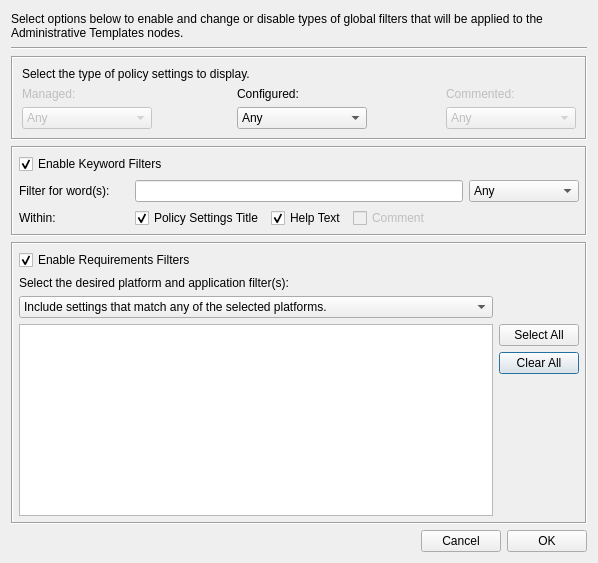
Above: src/plugins/administrative_templates/ui/templatefilterdialog.ui from august-alt/gpui before the change. Below: the same form after it.
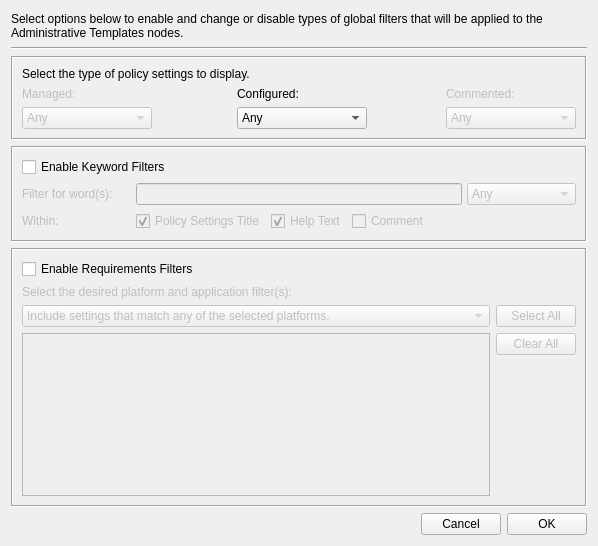
That is the form after the change.

Commit message: feat: add translation for filters

What changed in the file:
```diff
--- a/src/plugins/administrative_templates/ui/templatefilterdialog.ui
+++ b/src/plugins/administrative_templates/ui/templatefilterdialog.ui
@@ -10,6 +10,24 @@
     <height>546</height>
    </rect>
   </property>
+  <property name="sizePolicy">
+   <sizepolicy hsizetype="Fixed" vsizetype="Fixed">
+    <horstretch>0</horstretch>
+    <verstretch>0</verstretch>
+   </sizepolicy>
+  </property>
+  <property name="minimumSize">
+   <size>
+    <width>598</width>
+    <height>546</height>
+   </size>
+  </property>
+  <property name="maximumSize">
+   <size>
+    <width>598</width>
+    <height>546</height>
+   </size>
+  </property>
   <property name="windowTitle">
    <string>Template Filters Dialog</string>
   </property>
@@ -210,6 +228,131 @@
      </layout>
     </widget>
    </item>
+   <item row="4" column="0" colspan="3">
+    <widget class="QFrame" name="requireFrame">
+     <property name="frameShape">
+      <enum>QFrame::Box</enum>
+     </property>
+     <property name="frameShadow">
+      <enum>QFrame::Sunken</enum>
+     </property>
+     <layout class="QGridLayout" name="gridLayout_6">
+      <item row="0" column="0">
+       <widget class="QCheckBox" name="platformCheckBox">
+        <property name="text">
+         <string>Enable Requirements Filters</string>
+        </property>
+        <property name="checked">
+         <bool>false</bool>
+        </property>
+       </widget>
+      </item>
+      <item row="1" column="0">
+       <widget class="QFrame" name="requireGroup">
+        <property name="enabled">
+         <bool>false</bool>
+        </property>
+        <property name="frameShape">
+         <enum>QFrame::NoFrame</enum>
+        </property>
+        <property name="frameShadow">
+         <enum>QFrame::Plain</enum>
+        </property>
+        <layout class="QGridLayout" name="gridLayout_3">
+         <property name="leftMargin">
+          <number>0</number>
+         </property>
+         <property name="topMargin">
+          <number>0</number>
+         </property>
+         <property name="rightMargin">
+          <number>0</number>
+         </property>
+         <property name="bottomMargin">
+          <number>0</number>
+         </property>
+         <item row="2" column="0" rowspan="3">
+          <widget class="QTreeView" name="platformTreeView">
+           <property name="sizePolicy">
+            <sizepolicy hsizetype="Expanding" vsizetype="MinimumExpanding">
+             <horstretch>0</horstretch>
+             <verstretch>0</verstretch>
+            </sizepolicy>
+           </property>
+           <attribute name="headerVisible">
+            <bool>false</bool>
+           </attribute>
+          </widget>
+         </item>
+         <item row="0" column="0">
+          <widget class="QLabel" name="platformLabel">
+           <property name="sizePolicy">
+            <sizepolicy hsizetype="Preferred" vsizetype="Fixed">
+             <horstretch>0</horstretch>
+             <verstretch>0</verstretch>
+            </sizepolicy>
+           </property>
+           <property name="text">
+            <string>Select the desired platform and application filter(s):</string>
+           </property>
+           <property name="buddy">
+            <cstring>platformComboBox</cstring>
+           </property>
+          </widget>
+         </item>
+         <item row="1" column="0">
+          <widget class="QComboBox" name="platformComboBox">
+           <property name="editable">
+            <bool>false</bool>
+           </property>
+           <item>
+            <property name="text">
+             <string>Include settings that match any of the selected platforms.</string>
+            </property>
+           </item>
+           <item>
+            <property name="text">
+             <string>Include settings that match all of the selected platforms.</string>
+            </property>
+           </item>
+          </widget>
+         </item>
+         <item row="1" column="1">
+          <widget class="QPushButton" name="selectPushButton">
+           <property name="text">
+            <string>Select All</string>
+           </property>
+          </widget>
+         </item>
+         <item row="2" column="1">
+          <widget class="QPushButton" name="clearPushButton">
+           <property name="text">
+            <string>Clear All</string>
+           </property>
+          </widget>
+         </item>
+        </layout>
+       </widget>
+      </item>
+     </layout>
+     <zorder>requireGroup</zorder>
+     <zorder>platformCheckBox</zorder>
+    </widget>
+   </item>
+   <item row="1" column="0" colspan="3">
+    <widget class="Line" name="line">
+     <property name="orientation">
+      <enum>Qt::Horizontal</enum>
+     </property>
+    </widget>
+   </item>
+   <item row="5" column="1">
+    <widget class="QPushButton" name="cancelPushButton">
+     <property name="text">
+      <string>Cancel</string>
+     </property>
+    </widget>
+   </item>
    <item row="3" column="0" colspan="3">
     <widget class="QFrame" name="kwordFrame">
      <property name="frameShape">
@@ -218,129 +361,147 @@
      <property name="frameShadow">
       <enum>QFrame::Sunken</enum>
      </property>
-     <layout class="QGridLayout" name="gridLayout_2">
-      <property name="leftMargin">
-       <number>6</number>
-      </property>
-      <property name="topMargin">
-       <number>6</number>
-      </property>
-      <property name="rightMargin">
-       <number>6</number>
-      </property>
-      <property name="bottomMargin">
-       <number>6</number>
-      </property>
-      <item row="0" column="0" colspan="3">
+     <layout class="QGridLayout" name="gridLayout_5">
+      <item row="0" column="0">
        <widget class="QCheckBox" name="keywordCheckBox">
         <property name="text">
          <string>Enable Keyword Filters</string>
         </property>
         <property name="checked">
-         <bool>true</bool>
+         <bool>false</bool>
         </property>
        </widget>
       </item>
       <item row="1" column="0">
-       <widget class="QLabel" name="keywordLabel">
-        <property name="text">
-         <string>Filter for word(s):</string>
-        </property>
-        <property name="buddy">
-         <cstring>keywordLineEdit</cstring>
-        </property>
-       </widget>
-      </item>
-      <item row="1" column="1" colspan="3">
-       <widget class="QLineEdit" name="keywordLineEdit"/>
-      </item>
-      <item row="1" column="4">
-       <widget class="QComboBox" name="keywordComboBox">
-        <property name="editable">
-         <bool>false</bool>
-        </property>
-        <item>
-         <property name="text">
-          <string>Any</string>
-         </property>
-        </item>
-        <item>
-         <property name="text">
-          <string>Yes</string>
-         </property>
-        </item>
-        <item>
-         <property name="text">
-          <string>No</string>
-         </property>
-        </item>
-       </widget>
-      </item>
-      <item row="2" column="0">
-       <widget class="QLabel" name="withinLabel">
-        <property name="text">
-         <string>Within:</string>
-        </property>
-        <property name="buddy">
-         <cstring>titleCheckBox</cstring>
-        </property>
-       </widget>
-      </item>
-      <item row="2" column="1">
-       <widget class="QCheckBox" name="titleCheckBox">
-        <property name="sizePolicy">
-         <sizepolicy hsizetype="Maximum" vsizetype="Fixed">
-          <horstretch>0</horstretch>
-          <verstretch>0</verstretch>
-         </sizepolicy>
-        </property>
-        <property name="minimumSize">
-         <size>
-          <width>130</width>
-          <height>0</height>
-         </size>
-        </property>
-        <property name="maximumSize">
-         <size>
-          <width>130</width>
-          <height>16777215</height>
-         </size>
-        </property>
-        <property name="text">
-         <string>Policy Settings Title</string>
-        </property>
-        <property name="checked">
-         <bool>true</bool>
-        </property>
-       </widget>
-      </item>
-      <item row="2" column="2">
-       <widget class="QCheckBox" name="helpCheckBox">
-        <property name="sizePolicy">
-         <sizepolicy hsizetype="Fixed" vsizetype="Fixed">
-          <horstretch>0</horstretch>
-          <verstretch>0</verstretch>
-         </sizepolicy>
-        </property>
-        <property name="text">
-         <string>Help Text</string>
-        </property>
-        <property name="checked">
-         <bool>true</bool>
-        </property>
-       </widget>
-      </item>
-      <item row="2" column="3">
-       <widget class="QCheckBox" name="commentCheckBox">
+       <widget class="QFrame" name="keywordFrame">
         <property name="enabled">
          <bool>false</bool>
         </property>
-        <property name="text">
-         <string>Comment</string>
+        <property name="frameShape">
+         <enum>QFrame::NoFrame</enum>
         </property>
-        <property name="checked">
-         <bool>false</bool>
+        <property name="frameShadow">
+         <enum>QFrame::Plain</enum>
         </property>
+        <layout class="QGridLayout" name="gridLayout_2">
+         <property name="leftMargin">
+          <number>0</number>
+         </property>
+         <property name="topMargin">
+          <number>0</number>
+         </property>
+         <property name="rightMargin">
+          <number>0</number>
+         </property>
+         <property name="bottomMargin">
+          <number>0</number>
+         </property>
+         <property name="horizontalSpacing">
+          <number>5</number>
+         </property>
+         <item row="1" column="1">
+          <widget class="QCheckBox" name="titleCheckBox">
+           <property name="sizePolicy">
+            <sizepolicy hsizetype="Maximum" vsizetype="Fixed">
+             <horstretch>0</horstretch>
+             <verstretch>0</verstretch>
+            </sizepolicy>
+           </property>
+           <property name="minimumSize">
+            <size>
+             <width>130</width>
+             <height>0</height>
+            </size>
+           </property>
+           <property name="maximumSize">
+            <size>
+             <width>130</width>
+             <height>16777215</height>
+            </size>
+           </property>
+           <property name="text">
+            <string>Policy Settings Title</string>
+           </property>
+           <property name="checked">
+            <bool>true</bool>
+           </property>
+          </widget>
+         </item>
+         <item row="0" column="0">
+          <widget class="QLabel" name="keywordLabel">
+           <property name="text">
+            <string>Filter for word(s):</string>
+           </property>
+           <property name="buddy">
+            <cstring>keywordLineEdit</cstring>
+           </property>
+          </widget>
+         </item>
+         <item row="1" column="0">
+          <widget class="QLabel" name="withinLabel">
+           <property name="text">
+            <string>Within:</string>
+           </property>
+           <property name="buddy">
+            <cstring>titleCheckBox</cstring>
+           </property>
+          </widget>
+         </item>
+         <item row="0" column="4">
+          <widget class="QComboBox" name="keywordComboBox">
+           <property name="editable">
+            <bool>false</bool>
+           </property>
+           <item>
+            <property name="text">
+             <string>Any</string>
+            </property>
+           </item>
+           <item>
+            <property name="text">
+             <string>Yes</string>
+            </property>
+           </item>
+           <item>
+            <property name="text">
+             <string>No</string>
+            </property>
+           </item>
+          </widget>
+         </item>
+         <item row="1" column="3">
+          <widget class="QCheckBox" name="commentCheckBox">
+           <property name="enabled">
+            <bool>false</bool>
+           </property>
+           <property name="text">
+            <string>Comment</string>
+           </property>
+           <property name="checked">
+            <bool>false</bool>
+           </property>
+          </widget>
+         </item>
+         <item row="0" column="1" colspan="3">
+          <widget class="QLineEdit" name="keywordLineEdit"/>
+         </item>
+         <item row="1" column="2">
+          <widget class="QCheckBox" name="helpCheckBox">
+           <property name="sizePolicy">
+            <sizepolicy hsizetype="Fixed" vsizetype="Fixed">
+             <horstretch>0</horstretch>
+             <verstretch>0</verstretch>
+            </sizepolicy>
+           </property>
+           <property name="text">
+            <string>Help Text</string>
+           </property>
+           <property name="checked">
+            <bool>true</bool>
+           </property>
+          </widget>
+         </item>
+        </layout>
        </widget>
       </item>
      </layout>
@@ -387,120 +548,6 @@
      </property>
     </widget>
    </item>
-   <item row="4" column="0" colspan="3">
-    <widget class="QFrame" name="requireFrame">
-     <property name="frameShape">
-      <enum>QFrame::Box</enum>
-     </property>
-     <property name="frameShadow">
-      <enum>QFrame::Sunken</enum>
-     </property>
-     <layout class="QGridLayout" name="gridLayout_3">
-      <property name="leftMargin">
-       <number>6</number>
-      </property>
-      <property name="topMargin">
-       <number>6</number>
-      </property>
-      <property name="rightMargin">
-       <number>6</number>
-      </property>
-      <property name="bottomMargin">
-       <number>6</number>
-      </property>
-      <item row="0" column="0">
-       <widget class="QCheckBox" name="requireCheckBox">
-        <property name="text">
-         <string>Enable Requirements Filters</string>
-        </property>
-        <property name="checked">
-         <bool>true</bool>
-        </property>
-       </widget>
-      </item>
-      <item row="2" column="0">
-       <widget class="QComboBox" name="platformComboBox">
-        <property name="editable">
-         <bool>false</bool>
-        </property>
-        <item>
-         <property name="text">
-          <string>Include settings that match any of the selected platforms.</string>
-         </property>
-        </item>
-        <item>
-         <property name="text">
-          <string>Include settings that match all of the selected platforms.</string>
-         </property>
-        </item>
-       </widget>
-      </item>
-      <item row="1" column="0">
-       <widget class="QLabel" name="platformLabel">
-        <property name="sizePolicy">
-         <sizepolicy hsizetype="Preferred" vsizetype="Fixed">
-          <horstretch>0</horstretch>
-          <verstretch>0</verstretch>
-         </sizepolicy>
-        </property>
-        <property name="text">
-         <string>&lt;html&gt;&lt;head/&gt;&lt;body&gt;&lt;p&gt;Select the desired platform and application filter(s):&lt;/p&gt;&lt;/body&gt;&lt;/html&gt;</string>
-        </property>
-        <property name="buddy">
-         <cstring>platformComboBox</cstring>
-        </property>
-       </widget>
-      </item>
-      <item row="3" column="0" rowspan="4">
-       <widget class="QTreeView" name="platformTreeView">
-        <property name="sizePolicy">
-         <sizepolicy hsizetype="Expanding" vsizetype="Minimum">
-          <horstretch>0</horstretch>
-          <verstretch>0</verstretch>
-         </sizepolicy>
-        </property>
-       </widget>
-      </item>
-      <item row="7" column="0" colspan="2">
-       <spacer name="verticalSpacer">
-        <property name="orientation">
-         <enum>Qt::Vertical</enum>
-        </property>
-        <property name="sizeType">
-         <enum>QSizePolicy::Expanding</enum>
-        </property>
-        <property name="sizeHint" stdset="0">
-         <size>
-          <width>558</width>
-          <height>13</height>
-         </size>
-        </property>
-       </spacer>
-      </item>
-      <item row="4" column="1">
-       <widget class="QPushButton" name="clearPushButton">
-        <property name="text">
-         <string>Clear All</string>
-        </property>
-       </widget>
-      </item>
-      <item row="3" column="1">
-       <widget class="QPushButton" name="selectPushButton">
-        <property name="text">
-         <string>Select All</string>
-        </property>
-       </widget>
-      </item>
-     </layout>
-    </widget>
-   </item>
-   <item row="5" column="1">
-    <widget class="QPushButton" name="cancelPushButton">
-     <property name="text">
-      <string>Cancel</string>
-     </property>
-    </widget>
-   </item>
    <item row="5" column="2">
     <widget class="QPushButton" name="okPushButton">
      <property name="text">
```
Left out of the diff: 49 changed lines with no effect on the pictures. The commit also changes 9 other files.
